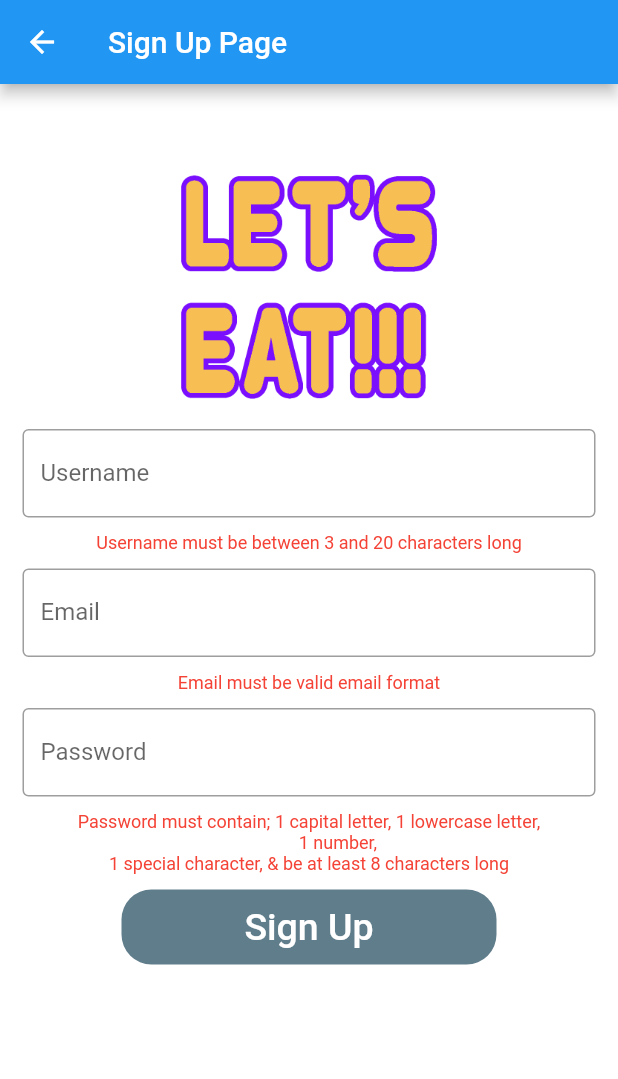
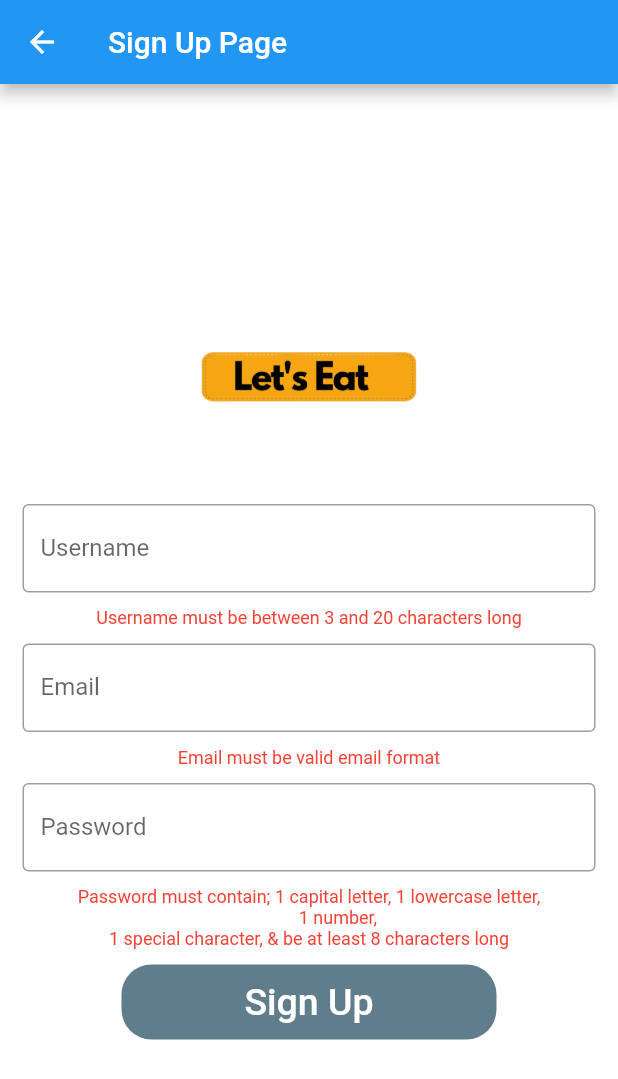
Before and after one commit to CameronCrupper/Lets_Eat, a Flutter app: the screen it shows after launch, after a tap on "Create Account", on a phone screen of 412 x 824 dp. Shown: the top 1079 px of the screen. Run offline on Flutter 3.47's test engine with Material 2 defaults, Android fonts, the phone set to English and light mode, and no system bars; our stand-ins replace animated_splash_screen, cloud_firestore, email_validator, firebase_auth, firebase_core, flutter_riverpod and 3 more; accounts and stored records are empty.

Commit message:
changing logos colors and locations

```diff
--- a/lib/screens/login_page.dart
+++ b/lib/screens/login_page.dart
@@ -31,15 +31,13 @@ class _LoginState extends ConsumerState<LoginPage> {
   void _addUser() async {
     final user = FirebaseAuth.instance.currentUser;
     if (user != null) {
-      await FirebaseFirestore.instance.collection('users').doc(user.uid).set(
-        {
+      await FirebaseFirestore.instance.collection('users').doc(user.uid).set({
         'uid': user.uid,
         'username': 'anonymous_${user.uid}',
         'tables': [],
         'preferences': {},
         'friends': []
-        }
-      );
+      });
     }
   }
 
@@ -47,13 +45,15 @@ class _LoginState extends ConsumerState<LoginPage> {
     try {
       await AuthProvider().signInWithGoogle();
       final userUid = FirebaseAuth.instance.currentUser!.uid;
-      final checkForUser = await FirebaseFirestore.instance.collection('users')
-        .doc(userUid).get();
+      final checkForUser = await FirebaseFirestore.instance
+          .collection('users')
+          .doc(userUid)
+          .get();
       if (checkForUser.data() == null) {
         _addUser();
       }
       ref.read(signedInProvider.notifier).state = true;
-    } catch(e) {
+    } catch (e) {
       log('Login Failed: $e');
     }
   }
@@ -61,10 +61,9 @@ class _LoginState extends ConsumerState<LoginPage> {
   void _emailSignIn() async {
     try {
       await AuthProvider().signInWithEmail(
-        _emailController.text.trim(),
-        _passwordController.text.trim());
+          _emailController.text.trim(), _passwordController.text.trim());
       ref.read(signedInProvider.notifier).state = true;
-    } catch(e) {
+    } catch (e) {
       log('Login Failed: $e');
     }
   }
@@ -72,24 +71,36 @@ class _LoginState extends ConsumerState<LoginPage> {
   @override
   Widget build(BuildContext context) {
     return Scaffold(
-      backgroundColor: Colors.white,
-      appBar: AppBar(
-        title: const Text("Login Page"),
+      backgroundColor: Colors.lightGreen.shade600,
+      // appBar: AppBar(
+      //   title: const Text("Login Page"),
+      // ),
+      body: SizedBox(
+        width: double.infinity,
+        child: Column(
+          mainAxisAlignment: MainAxisAlignment.center,
+          children: [
+            Image(
+              image: AssetImage('assets/images/LetsEatLogo.png'),
+              width: 200,
             ),
-      body: SingleChildScrollView(
-        child: Column(
-          children: <Widget>[
+            // SizedBox(
+            //   height: 50,
+            // ),
+            // body: SingleChildScrollView(
+            //   child: Column(
+            //     children: <Widget>[
+            //       Padding(
+            //         padding: const EdgeInsets.only(top: 10.0),
+            //         child: Center(
+            //           child: SizedBox(
+            //               width: 700,
+            //               height: 400,
+            //               child: Image.asset('assets/images/LetsEatLogo.png')),
+            //         ),
+            //       ),
             Padding(
-              padding: const EdgeInsets.only(top: 60.0),
-              child: Center(
-                child: SizedBox(
-                    width: 200,
-                    height: 150,
-                    child: Image.asset('assets/images/Lets-Eat.png')),
-              ),
-            ),
-            Padding(
-              padding: const  EdgeInsets.symmetric(horizontal: 15),
+              padding: const EdgeInsets.symmetric(horizontal: 15),
               child: TextField(
                 decoration: const InputDecoration(
                     border: OutlineInputBorder(),
@@ -115,43 +126,34 @@ class _LoginState extends ConsumerState<LoginPage> {
               children: [
                 const Text(
                   'New User?  ',
-                  style: TextStyle(
-                    color: Colors.blue,
-                    fontSize: 15
-                  ),
+                  style: TextStyle(color: Colors.black, fontSize: 15),
                 ),
                 InkWell(
-                  child: const Text(
-                    'Create Account',
-                    style: TextStyle(
-                      color: Colors.blue,
-                      fontSize: 15
-                    )
-                  ),
+                    child: const Text('Create Account',
+                        style: TextStyle(color: Colors.black, fontSize: 15)),
                     onTap: () {
                       Navigator.push(
                           context,
                           MaterialPageRoute(
-                        builder: (context) => const SignUpPage()
-                      )
-                    );
-                  }
-                )
+                              builder: (context) => const SignUpPage()));
+                    })
               ],
             ),
-            TextButton(
-              onPressed: () {
-                //TODO FORGOT PASSWORD SCREEN GOES HERE
-              },
-              child: const Text(
-                'Forgot Password',
-              ),
-            ),
+            // TextButton(
+            //   onPressed: () {
+            //     //TODO FORGOT PASSWORD SCREEN GOES HERE
+            //   },
+            //   // child: const Text(
+            //   //   'Forgot Password',
+
+            //   // ),
+            // ),
             Container(
               height: 50,
               width: 250,
               decoration: BoxDecoration(
-                  color: Colors.blue, borderRadius: BorderRadius.circular(20)),
+                  color: Colors.orange,
+                  borderRadius: BorderRadius.circular(20)),
               child: TextButton(
                 onPressed: () {
                   _emailSignIn();
@@ -165,7 +167,7 @@ class _LoginState extends ConsumerState<LoginPage> {
             // GOOGLE SIGN IN BUTTON
             SignInButton(
               Buttons.Google,
-                padding: const EdgeInsets.all(5),
+              padding: const EdgeInsets.all(15),
               onPressed: _googleSignIn,
             ),
             const SizedBox(
--- a/lib/screens/signup_page.dart
+++ b/lib/screens/signup_page.dart
@@ -71,20 +71,20 @@ class _SignUpState extends ConsumerState<SignUpPage> {
   //
   void _addUser() async {
     final user = FirebaseAuth.instance.currentUser;
-    await FirebaseFirestore.instance.collection('users').doc(user!.uid).set(
-        {
+    await FirebaseFirestore.instance.collection('users').doc(user!.uid).set({
       'uid': user.uid,
       'username': _username,
       'tables': [],
       'preferences': {},
       'friends': []
-        }
-      );
+    });
   }
 
   void _signUp() async {
-    final checkForUser = await FirebaseFirestore.instance.collection('users')
-        .doc(_username).get();
+    final checkForUser = await FirebaseFirestore.instance
+        .collection('users')
+        .doc(_username)
+        .get();
     if (checkForUser.data() == null) {
       try {
         AuthProvider().signUpWithEmail(
@@ -96,21 +96,14 @@ class _SignUpState extends ConsumerState<SignUpPage> {
       }
       Future.delayed(const Duration(seconds: 1), () async {
         try {
-          await AuthProvider().signInWithEmail(
-          _email,
-          _password
-          );
+          await AuthProvider().signInWithEmail(_email, _password);
         } catch (e) {
           log('Login failed: $e');
         }
         ref.read(signedInProvider.notifier).state = true;
         _addUser();
-        Navigator.push(
-          context,
-          MaterialPageRoute(
-            builder: (context) => const ProfilePage()
-          )
-        );
+        Navigator.push(context,
+            MaterialPageRoute(builder: (context) => const ProfilePage()));
       });
     } else {
       log('Cannot create account: User already exists with that username.');
@@ -120,7 +113,7 @@ class _SignUpState extends ConsumerState<SignUpPage> {
   @override
   Widget build(BuildContext context) {
     return Scaffold(
-      backgroundColor: Colors.white,
+      backgroundColor: Colors.white60,
       appBar: AppBar(
         title: const Text("Sign Up Page"),
       ),
@@ -133,16 +126,15 @@ class _SignUpState extends ConsumerState<SignUpPage> {
               padding: const EdgeInsets.only(top: 60.0),
               child: Center(
                 child: SizedBox(
-                    width: 200,
-                    height: 150,
-                    child: Image.asset('assets/images/Lets-Eat.png')),
+                    width: 300,
+                    height: 200,
+                    child: Image.asset('assets/images/LetsEatLogo.png')),
               ),
             ),
             // USERNAME TEXT FIELD
             Padding(
               padding: const EdgeInsets.only(
-                left: 15.0, right: 15.0, top: 20, bottom: 10
-              ),
+                  left: 15.0, right: 15.0, top: 20, bottom: 10),
               child: TextField(
                 decoration: const InputDecoration(
                     border: OutlineInputBorder(),
@@ -158,7 +150,8 @@ class _SignUpState extends ConsumerState<SignUpPage> {
               ),
             ),
             // USERNAME TEXT INSTRUCTIONS
-            Text('Username must be between 3 and 20 characters long',
+            Text(
+              'Username must be between 3 and 20 characters long',
               style: TextStyle(
                 fontSize: 12,
                 color: _usernameIsValid ? Colors.green : Colors.red,
@@ -167,8 +160,7 @@ class _SignUpState extends ConsumerState<SignUpPage> {
             // EMAIL TEXT FIELD
             Padding(
               padding: const EdgeInsets.only(
-                left: 15.0, right: 15.0, top: 10, bottom: 10
-              ),
+                  left: 15.0, right: 15.0, top: 10, bottom: 10),
               child: TextField(
                 decoration: const InputDecoration(
                     border: OutlineInputBorder(),
@@ -184,7 +176,8 @@ class _SignUpState extends ConsumerState<SignUpPage> {
               ),
             ),
             // EMAIL TEXT INSTRUCTIONS
-            Text('Email must be valid email format',
+            Text(
+              'Email must be valid email format',
               style: TextStyle(
                 fontSize: 12,
                 color: _emailIsValid ? Colors.green : Colors.red,
@@ -193,8 +186,7 @@ class _SignUpState extends ConsumerState<SignUpPage> {
             // PASSWORD TEXT FIELD
             Padding(
               padding: const EdgeInsets.only(
-                  left: 15.0, right: 15.0, top: 10, bottom: 10
-                ),
+                  left: 15.0, right: 15.0, top: 10, bottom: 10),
               child: TextField(
                 obscureText: true,
                 decoration: const InputDecoration(
@@ -211,7 +203,8 @@ class _SignUpState extends ConsumerState<SignUpPage> {
               ),
             ),
             // PASSWORD TEXT INSTRUCTIONS
-            Text('''Password must contain; 1 capital letter, 1 lowercase letter,
+            Text(
+              '''Password must contain; 1 capital letter, 1 lowercase letter,
              1 number,\n1 special character, & be at least 8 characters long''',
               style: TextStyle(
                 fontSize: 12,
@@ -226,16 +219,14 @@ class _SignUpState extends ConsumerState<SignUpPage> {
                 height: 50,
                 width: 250,
                 decoration: BoxDecoration(
-                    color: !_usernameIsValid ||
-                            !_emailIsValid ||
-                            !_passwordIsValid
+                    color:
+                        !_usernameIsValid || !_emailIsValid || !_passwordIsValid
                             ? Colors.blueGrey
                             : Colors.blue,
                     borderRadius: BorderRadius.circular(20)),
                 child: TextButton(
-                  onPressed: _usernameIsValid &&
-                             _emailIsValid &&
-                             _passwordIsValid
+                  onPressed:
+                      _usernameIsValid && _emailIsValid && _passwordIsValid
                           ? () {
                               _signUp();
                             }
```
Also changed, not shown: assets/images/LetsEatLogo.png (added). Lines whose indentation alone changed are shown as unchanged.
